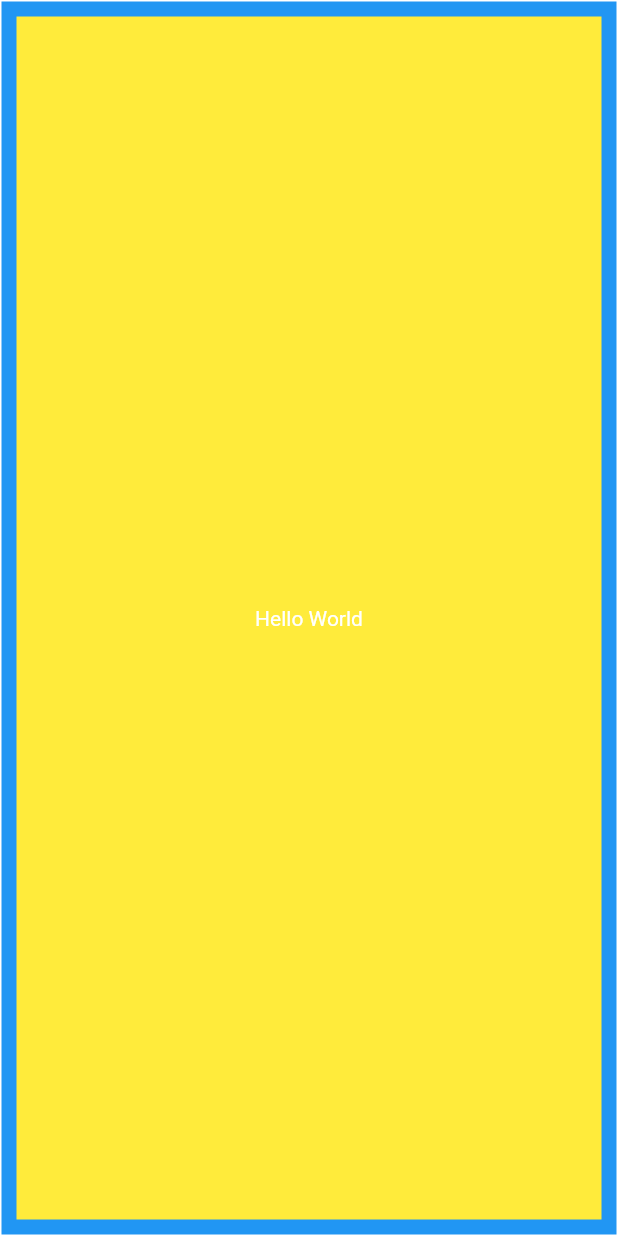
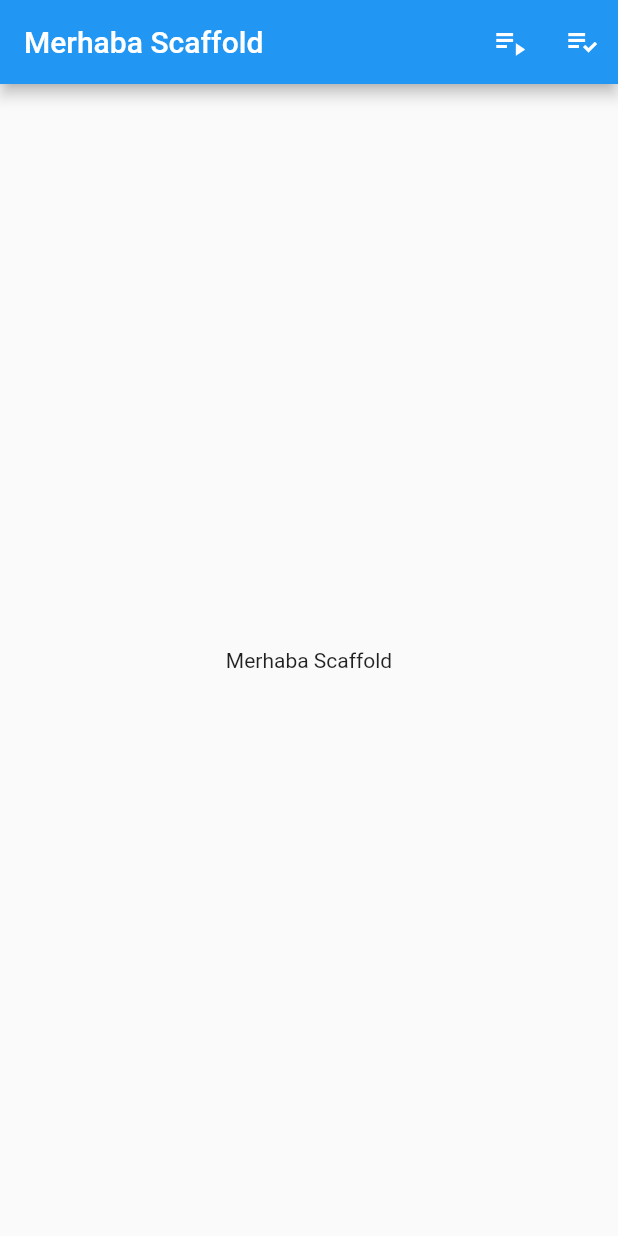
Before and after one commit to anilhyilmaz/dart_flutter_helloworld, a Flutter app: the screen it shows after launch, on a phone screen of 412 x 824 dp. Run offline on Flutter 3.47's test engine with Material 2 defaults, Android fonts, the phone set to English and light mode, and no system bars.

Commit message:
scaffold_eklendi

```diff
--- a/lib/containerwidget.dart
+++ b/lib/containerwidget.dart
@@ -10,8 +10,8 @@ class Mycontainerwidget extends StatelessWidget{
       child: new Container(
         color:Colors.yellow,
         alignment: Alignment.center,
-        margin: EdgeInsets.all(10.0),
-        padding: EdgeInsets.all(1.0),
+          margin: EdgeInsets.all(10.0),
+         padding: EdgeInsets.all(1.0),
         child:new Text("Hello World",
         textDirection: TextDirection.ltr),
     ));
--- /dev/null
+++ b/lib/ilksayfa/scaffold.dart
@@ -0,0 +1,27 @@
+import 'package:flutter/material.dart';
+
+class Scaffold_deneme extends StatelessWidget{
+  @override
+  Widget build(BuildContext context) {
+    return new Scaffold(appBar: new AppBar(
+      title: new Text("Merhaba Scaffold"),
+      actions: <Widget>[IconButton(
+        icon: Icon(Icons.playlist_play),
+        tooltip: "Air it",
+        onPressed:() => print("Air it"),
+        ),
+        IconButton(
+          icon: Icon(Icons.playlist_add_check),
+          tooltip: "Repair it",
+          onPressed:() => print("Repair it"),
+        ),
+        ],
+    ),
+    body:new Center(
+      child: new Text("Merhaba Scaffold",
+      textDirection: TextDirection.ltr,
+      ),)
+    );
+  }
+
+}
--- a/lib/main.dart
+++ b/lib/main.dart
@@ -1,6 +1,5 @@
 import 'package:flutter/material.dart';
-import 'package:flutter_proje/containerwidget.dart';
-import './ilksayfa/helloworld.dart';
+import './ilksayfa/scaffold.dart';
 void main() {
-  runApp(new Mycontainerwidget());
+  runApp(new MaterialApp(title: "Merhaba",home:new Scaffold_deneme()));
 }
```
